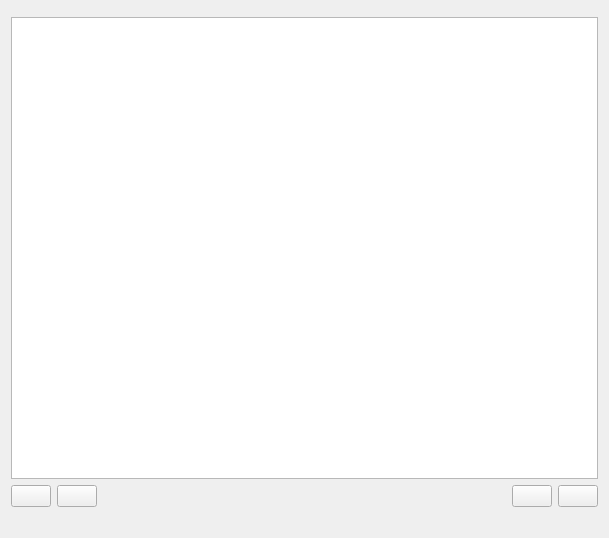
KDE/kde-runtime, file drkonqi/ui/backtracewidget.ui: the form before one commit.
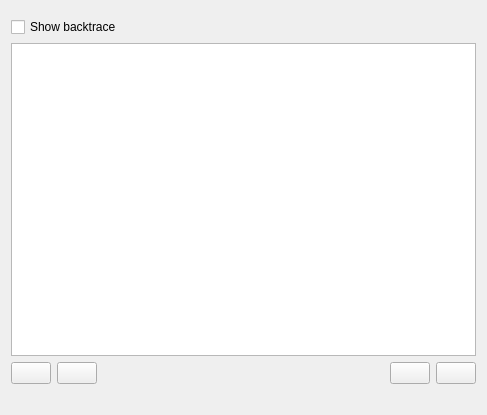
The form after the commit. Custom widgets are drawn as their Qt base class.

Commit message: - BacktraceWidget improvements:   - Hide the backtrace on the Report Assistant by default ( added checkbox to toggle backtrace visibility)   - Give the user a list of the libraries with missing debug information (if available)   (useful when the installdbgsymbols script is not present)   - Use KToolInvocation to launch external links

What changed in the file:
```diff
--- a/drkonqi/ui/backtracewidget.ui
+++ b/drkonqi/ui/backtracewidget.ui
@@ -6,8 +6,8 @@
    <rect>
     <x>0</x>
     <y>0</y>
-    <width>609</width>
-    <height>538</height>
+    <width>487</width>
+    <height>415</height>
    </rect>
   </property>
   <property name="windowTitle">
@@ -20,7 +20,14 @@
       <widget class="StatusWidget" name="m_statusWidget" native="true"/>
      </item>
      <item>
-      <layout class="QVBoxLayout" name="verticalLayout_3">
+      <layout class="QVBoxLayout" name="mainLayout">
+       <item>
+        <widget class="QCheckBox" name="m_toggleBacktraceCheckBox">
+         <property name="text">
+          <string>Show backtrace</string>
+         </property>
+        </widget>
+       </item>
        <item>
         <widget class="KTextBrowser" name="m_backtraceEdit"/>
        </item>
```
Left out of the diff: 2 changed lines with no effect on the pictures. The commit also changes 3 other files.
